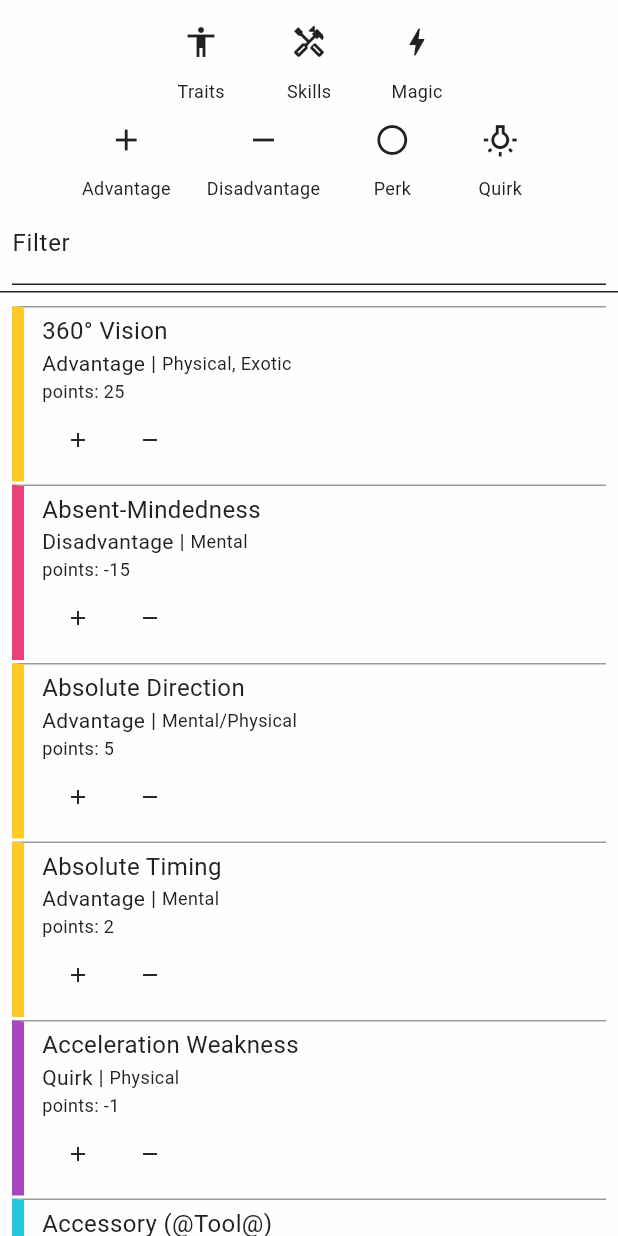
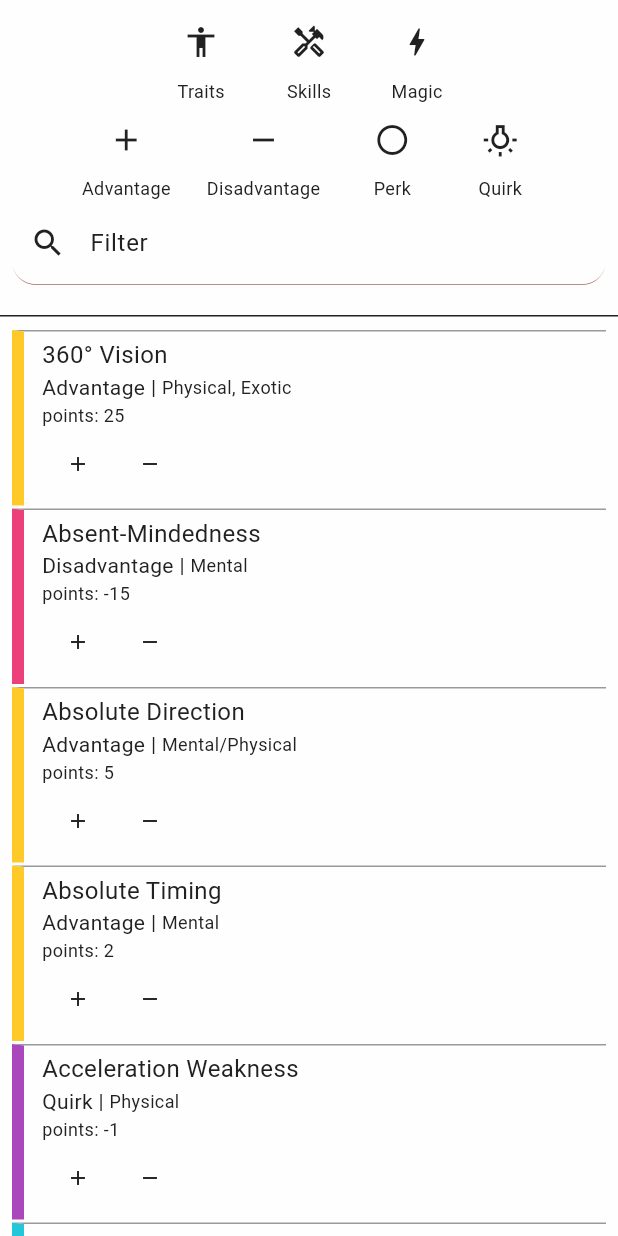
Before and after one commit to Aidaman/gurps_character_creation, a Flutter app: the SidebarContent widget shown alone on an empty page, opened directly with empty values, on a phone screen of 412 x 824 dp. Run offline on Flutter 3.47's test engine with Material 3 defaults, Android fonts, the phone set to English and light mode, and no system bars; our stand-ins replace gap.

Commit message:
Feature: added separate folder for providers, and new providers for the future refactor: styled the filter text field in the sidebar feature: added CharacteristicsProvider to handle loading of all Traits Skills and Spells in one place and have access to it

```diff
--- a/lib/main.dart
+++ b/lib/main.dart
@@ -1,18 +1,40 @@
 import 'package:flutter/material.dart';
+import 'package:gurps_character_creation/providers/characteristics_provider.dart';
 import 'package:gurps_character_creation/pages/homepage.dart';
 import 'package:gurps_character_creation/utilities/app_routes.dart';
+import 'package:provider/provider.dart';
 
 void main() {
-  runApp(const MyApp());
+  runApp(
+    MultiProvider(
+      providers: [
+        ChangeNotifierProvider(create: (_) => CharacteristicsProvider()),
+      ],
+      child: const MyApp(),
+    ),
+  );
 }
 
-class MyApp extends StatelessWidget {
+class MyApp extends StatefulWidget {
   const MyApp({super.key});
+
+  @override
+  State<MyApp> createState() => _MyAppState();
+}
+
+class _MyAppState extends State<MyApp> {
+  @override
+  void initState() {
+    super.initState();
+
+    Provider.of<CharacteristicsProvider>(context, listen: false)
+        .loadCharacteristics();
+  }
 
   @override
   Widget build(BuildContext context) {
     return MaterialApp(
-      title: 'GURPS Character Creation',
+      title: 'GURPS Character Sheet',
       theme: ThemeData(
         colorScheme: const ColorScheme(
           brightness: Brightness.light,
--- a/lib/models/traits/trait.dart
+++ b/lib/models/traits/trait.dart
@@ -1,7 +1,7 @@
 import 'dart:convert';
 
 import 'package:flutter/services.dart';
-import 'package:gurps_character_creation/models/traits/skill_bonus.dart';
+import 'package:gurps_character_creation/models/skills/skill_bonus.dart';
 import 'package:gurps_character_creation/models/traits/trait_categories.dart';
 import 'package:gurps_character_creation/models/traits/trait_modifier.dart';
 
--- a/lib/models/traits/trait_modifier.dart
+++ b/lib/models/traits/trait_modifier.dart
@@ -1,4 +1,4 @@
-import 'package:gurps_character_creation/models/traits/skill_bonus.dart';
+import 'package:gurps_character_creation/models/skills/skill_bonus.dart';
 
 class TraitModifier {
   final String name;
--- a/lib/pages/compose.dart
+++ b/lib/pages/compose.dart
@@ -1,5 +1,5 @@
 import 'package:flutter/material.dart';
-import 'package:gurps_character_creation/models/character/character_provider.dart';
+import 'package:gurps_character_creation/providers/character_provider.dart';
 import 'package:gurps_character_creation/models/gear/hand_weapon.dart';
 import 'package:gurps_character_creation/models/gear/ranged_weapon.dart';
 import 'package:gurps_character_creation/models/gear/weapon_damage.dart';
--- a/lib/models/character/character_provider.dart
+++ b/lib/providers/character_provider.dart
@@ -1,7 +1,5 @@
 import 'package:flutter/material.dart';
 import 'package:gurps_character_creation/models/character/character.dart';
-import 'package:gurps_character_creation/models/gear/hand_weapon.dart';
-import 'package:gurps_character_creation/models/gear/ranged_weapon.dart';
 import 'package:gurps_character_creation/models/gear/weapon.dart';
 import 'package:gurps_character_creation/models/skills/attributes.dart';
 import 'package:gurps_character_creation/models/skills/skill.dart';
--- /dev/null
+++ b/lib/providers/characteristics_provider.dart
@@ -0,0 +1,30 @@
+import 'package:flutter/material.dart';
+import 'package:gurps_character_creation/models/skills/skill.dart';
+import 'package:gurps_character_creation/models/spells/spell.dart';
+import 'package:gurps_character_creation/models/traits/trait.dart';
+
+class CharacteristicsProvider extends ChangeNotifier {
+  List<Trait> _traits = [];
+  List<Skill> _skills = [];
+  List<Spell> _spells = [];
+
+  List<Trait> get traits => _traits;
+  List<Skill> get skills => _skills;
+  List<Spell> get spells => _spells;
+
+  Future<void> loadCharacteristics() async {
+    if (traits.isEmpty) {
+      _traits = await loadTraits();
+    }
+
+    if (_skills.isEmpty) {
+      _skills = await loadSkills();
+    }
+
+    if (_spells.isEmpty) {
+      _spells = await loadSpells();
+    }
+
+    notifyListeners();
+  }
+}
--- /dev/null
+++ b/lib/providers/locale_provider.dart
@@ -0,0 +1,3 @@
+import 'package:flutter/material.dart';
+
+class LocaleProvider extends ChangeNotifier {}
--- /dev/null
+++ b/lib/providers/theme_provider.dart
@@ -0,0 +1,3 @@
+import 'package:flutter/material.dart';
+
+class ThemeProvider extends ChangeNotifier {}
--- a/lib/utilities/app_routes.dart
+++ b/lib/utilities/app_routes.dart
@@ -1,5 +1,5 @@
 import 'package:flutter/material.dart';
-import 'package:gurps_character_creation/models/character/character_provider.dart';
+import 'package:gurps_character_creation/providers/character_provider.dart';
 import 'package:gurps_character_creation/pages/compose.dart';
 import 'package:gurps_character_creation/pages/homepage.dart';
 import 'package:provider/provider.dart';
--- a/lib/widgets/compose_page/hand_weapon_editor_dialog.dart
+++ b/lib/widgets/compose_page/hand_weapon_editor_dialog.dart
@@ -7,8 +7,10 @@ import 'package:gurps_character_creation/models/gear/hand_weapon.dart';
 import 'package:gurps_character_creation/models/gear/weapon_damage.dart';
 import 'package:gurps_character_creation/models/skills/attributes.dart';
 import 'package:gurps_character_creation/models/skills/skill.dart';
+import 'package:gurps_character_creation/providers/characteristics_provider.dart';
 import 'package:gurps_character_creation/utilities/responsive_layouting_constants.dart';
 import 'package:gurps_character_creation/widgets/compose_page/custom_text_field.dart';
+import 'package:provider/provider.dart';
 import 'package:uuid/uuid.dart';
 
 enum _HandWeaponEditorFields {
--- a/lib/widgets/compose_page/sidebar.dart
+++ b/lib/widgets/compose_page/sidebar.dart
@@ -1,12 +1,13 @@
 import 'dart:async';
 
 import 'package:flutter/material.dart';
-import 'package:gurps_character_creation/models/character/character_provider.dart';
+import 'package:gurps_character_creation/providers/character_provider.dart';
 import 'package:gurps_character_creation/models/skills/skill.dart';
 import 'package:gurps_character_creation/models/skills/skill_difficulty.dart';
 import 'package:gurps_character_creation/models/spells/spell.dart';
 import 'package:gurps_character_creation/models/traits/trait.dart';
 import 'package:gurps_character_creation/models/traits/trait_categories.dart';
+import 'package:gurps_character_creation/providers/characteristics_provider.dart';
 import 'package:gurps_character_creation/widgets/button/%20labeled_icon_button.dart';
 import 'package:gurps_character_creation/widgets/skills/skill_view.dart';
 import 'package:gurps_character_creation/widgets/spells/spell_view.dart';
@@ -95,9 +96,8 @@ class _SidebarContentState extends State<SidebarContent> {
           ),
           Expanded(
             child: switch (widget.sidebarContent) {
-              SidebarFutureTypes.TRAITS => _buildFutureList(
-                  future: _traitsFuture,
-                  errorText: 'errorText',
+              SidebarFutureTypes.TRAITS => _buildList<Trait>(
+                  list: Provider.of<CharacteristicsProvider>(context).traits,
                   noDataText: 'noDataText',
                   filterPredicate: (trt) =>
                       trt.name.toLowerCase().contains(_filterValue) &&
@@ -114,9 +114,8 @@ class _SidebarContentState extends State<SidebarContent> {
                     },
                   ),
                 ),
-              SidebarFutureTypes.SKILLS => _buildFutureList(
-                  future: _skillsFuture,
-                  errorText: 'errorText',
+              SidebarFutureTypes.SKILLS => _buildList<Skill>(
+                  list: Provider.of<CharacteristicsProvider>(context).skills,
                   noDataText: 'noDataText',
                   filterPredicate: (skl) =>
                       skl.name.toLowerCase().contains(_filterValue),
@@ -130,9 +129,8 @@ class _SidebarContentState extends State<SidebarContent> {
                     },
                   ),
                 ),
-              SidebarFutureTypes.MAGIC => _buildFutureList(
-                  future: _spellsFuture,
-                  errorText: 'errorText',
+              SidebarFutureTypes.MAGIC => _buildList<Spell>(
+                  list: Provider.of<CharacteristicsProvider>(context).spells,
                   noDataText: 'noDataText',
                   filterPredicate: (spl) =>
                       spl.name.toLowerCase().contains(_filterValue),
@@ -154,7 +152,9 @@ class _SidebarContentState extends State<SidebarContent> {
   }
 
   Widget _buildSearchField() {
-    return TextField(
+    return Padding(
+      padding: const EdgeInsets.only(bottom: 16.0),
+      child: TextField(
         onChanged: (value) {
           if (_debounce?.isActive ?? false) {
             _debounce?.cancel();
@@ -169,7 +169,30 @@ class _SidebarContentState extends State<SidebarContent> {
             }),
           );
         },
-      decoration: const InputDecoration(labelText: 'Filter'),
+        decoration: InputDecoration(
+          labelText: 'Filter',
+          fillColor: Theme.of(context).colorScheme.primary.withOpacity(0.1),
+          enabledBorder: UnderlineInputBorder(
+            borderRadius: const BorderRadius.all(
+              Radius.circular(16),
+            ),
+            borderSide: BorderSide(
+              width: 0.5,
+              color: Theme.of(context).colorScheme.primary.withOpacity(0.75),
+            ),
+          ),
+          focusedBorder: UnderlineInputBorder(
+            borderRadius: const BorderRadius.all(
+              Radius.circular(16),
+            ),
+            borderSide: BorderSide(
+              width: 0.5,
+              color: Theme.of(context).colorScheme.primary.withOpacity(1),
+            ),
+          ),
+          prefixIcon: const Icon(Icons.search),
+        ),
+      ),
     );
   }
 
@@ -229,32 +252,28 @@ class _SidebarContentState extends State<SidebarContent> {
     );
   }
 
-  FutureBuilder<List<T>> _buildFutureList<T>({
-    required Future<List<T>> future,
+  Widget _buildList<T>({
+    required List<T> list,
     required Widget Function(T item) itemBuilder,
-    required String errorText,
     required String noDataText,
     bool Function(T item)? filterPredicate,
   }) {
-    return FutureBuilder(
-      future: future,
-      builder: (context, snapshot) {
-        if (snapshot.hasError) {
-          return Center(child: Text('Error: $errorText ${snapshot.error}'));
-        } else if (!snapshot.hasData || snapshot.data!.isEmpty) {
-          return Center(child: Text(noDataText));
+    if (list.isEmpty) {
+      return Center(
+        child: Text(noDataText),
+      );
     }
 
-        List<T> data = snapshot.data!;
     if (filterPredicate != null) {
-          data = data.where(filterPredicate).toList();
+      list = list.where(filterPredicate).toList();
     }
 
     return ListView.builder(
-          itemCount: data.length,
-          itemBuilder: (context, index) => itemBuilder(data[index]),
-        );
-      },
+      itemBuilder: (context, index) => itemBuilder(
+        list.elementAt(
+          index,
+        ),
+      ),
     );
   }
 }
--- a/lib/widgets/skills/skill_view.dart
+++ b/lib/widgets/skills/skill_view.dart
@@ -1,5 +1,5 @@
 import 'package:flutter/material.dart';
-import 'package:gurps_character_creation/models/character/character_provider.dart';
+import 'package:gurps_character_creation/providers/character_provider.dart';
 import 'package:gurps_character_creation/models/skills/skill.dart';
 import 'package:gurps_character_creation/models/skills/skill_difficulty.dart';
 import 'package:gurps_character_creation/models/skills/attributes.dart';
```
Also changed, not shown: lib/models/skills/skill_bonus.dart (renamed from lib/models/traits/skill_bonus.dart). Lines whose indentation alone changed are shown as unchanged.
